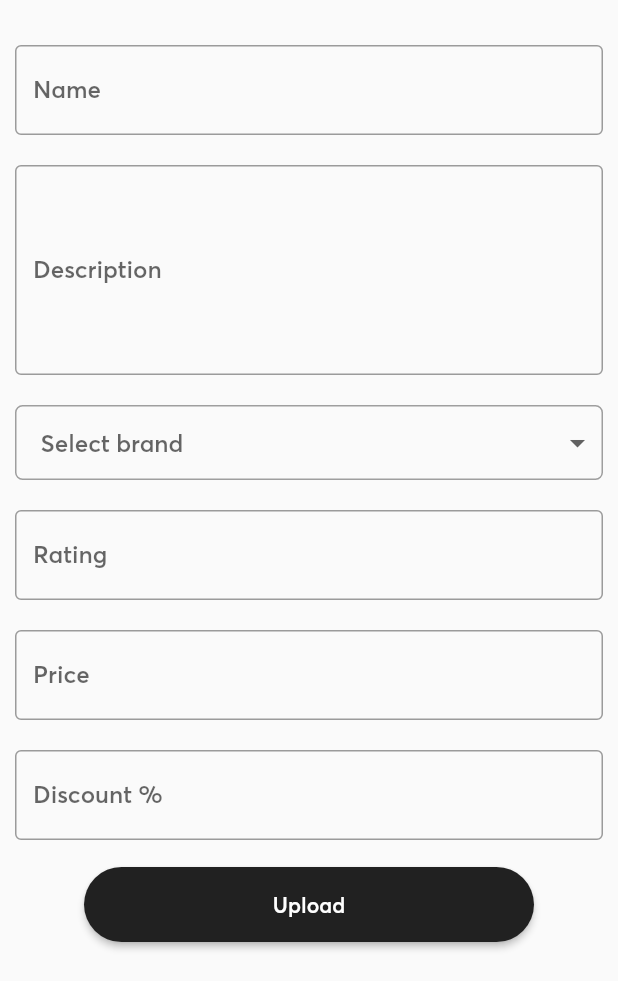
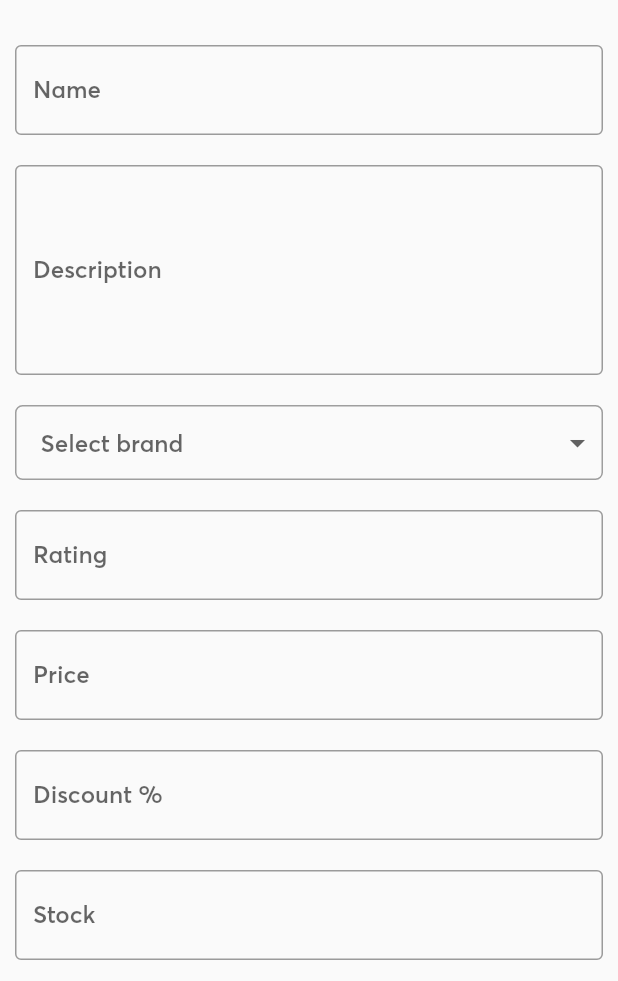
Before and after one commit to ShamilPP/FlukefyAdmin, a Flutter app: the AddProductScreen screen opened directly, on a phone screen of 412 x 824 dp, the part 255-1236 px from its top. Run offline on Flutter 3.47's test engine with Material 2 defaults, Android fonts, the phone set to English and light mode, and no system bars; drawn by our look-alikes of rounded_loading_button; our stand-ins replace carousel_slider, cloud_firestore, firebase_core, firebase_storage, flutter_spinkit, fluttertoast and 1 more; accounts and stored records are empty.

Commit message:
product stocks added

```diff
--- a/lib/model/product.dart
+++ b/lib/model/product.dart
@@ -6,6 +6,7 @@ class Product {
   final String brandId;
   final double rating;
   final int price;
+  final int stock;
   final int discount;
 
   Product({
@@ -17,5 +18,6 @@ class Product {
     required this.rating,
     required this.price,
     required this.discount,
+    required this.stock,
   });
 }
--- a/lib/services/firebase_service.dart
+++ b/lib/services/firebase_service.dart
@@ -24,6 +24,7 @@ class FirebaseService {
           brandId: product.get('category'),
           rating: product.get('rating'),
           price: product.get('price'),
+          stock: product.get('stock'),
           discount: product.get('discount'),
         ));
       }
@@ -87,6 +88,7 @@ class FirebaseService {
         'rating': product.rating,
         'price': product.price,
         'discount': product.discount,
+        'stock': product.stock,
       });
 
       var newProduct = product;
@@ -136,6 +138,7 @@ class FirebaseService {
         'rating': product.rating,
         'price': product.price,
         'discount': product.discount,
+        'stock': product.stock,
       });
 
       return Result.success(product);
--- a/lib/view/screens/add_product/add_product_screen.dart
+++ b/lib/view/screens/add_product/add_product_screen.dart
@@ -34,6 +34,7 @@ class _AddProductScreenState extends State<AddProductScreen> {
   final ratingController = TextEditingController();
   final priceController = TextEditingController();
   final discountController = TextEditingController();
+  final stockController = TextEditingController();
 
   int discountPrice = 0;
 
@@ -53,6 +54,7 @@ class _AddProductScreenState extends State<AddProductScreen> {
       ratingController.text = widget.product!.rating.toString();
       priceController.text = widget.product!.price.toString();
       discountController.text = widget.product!.discount.toString();
+      stockController.text = widget.product!.stock.toString();
       updateDiscountPrice(widget.product!.price.toString());
       BrandSelector.brandNotifier.value = widget.product!.brandId;
       ImageSelector.imagesNotifier.value = widget.product!.images;
@@ -86,19 +88,18 @@ class _AddProductScreenState extends State<AddProductScreen> {
             SlideAnimation(
               delay: 800,
               child: OutlinedTextField(
-                hint: 'Discount %',
-                controller: discountController,
-                numberKeyboard: true,
-                suffixText: '₹$discountPrice',
-                onChanged: updateDiscountPrice,
-              ),
+                  hint: 'Discount %', controller: discountController, numberKeyboard: true, suffixText: '₹$discountPrice'),
+            ),
+            SlideAnimation(
+              delay: 900,
+              child: OutlinedTextField(hint: 'Stock', controller: stockController, numberKeyboard: true),
             ),
 
             // Upload button
             Padding(
               padding: const EdgeInsets.all(8.0),
               child: SlideAnimation(
-                delay: 900,
+                delay: 1000,
                 child: RoundedLoadingButton(
                   controller: buttonController,
                   color: primaryColor,
@@ -132,13 +133,21 @@ class _AddProductScreenState extends State<AddProductScreen> {
     double? rating = double.tryParse(ratingController.text);
     int? price = int.tryParse(priceController.text);
     int? discount = int.tryParse(discountController.text);
+    int? stock = int.tryParse(stockController.text);
+
     List<String> images = ImageSelector.imagesNotifier.value;
 
     rating ??= 0;
     price ??= 0;
     discount ??= 0;
 
-    if (name != '' && desc != '' && brandId != null && (rating >= 1 && rating <= 5) && price != 0 && images.isNotEmpty) {
+    if (name != '' &&
+        desc != '' &&
+        brandId != null &&
+        (rating >= 1 && rating <= 5) &&
+        price != 0 &&
+        stock != null &&
+        images.isNotEmpty) {
       Product product = Product(
         docId: widget.isUpdateProduct ? widget.product!.docId : null,
         name: name,
@@ -147,6 +156,7 @@ class _AddProductScreenState extends State<AddProductScreen> {
         images: images,
         rating: rating,
         price: price,
+        stock: stock,
         discount: discount,
       );
 
```
